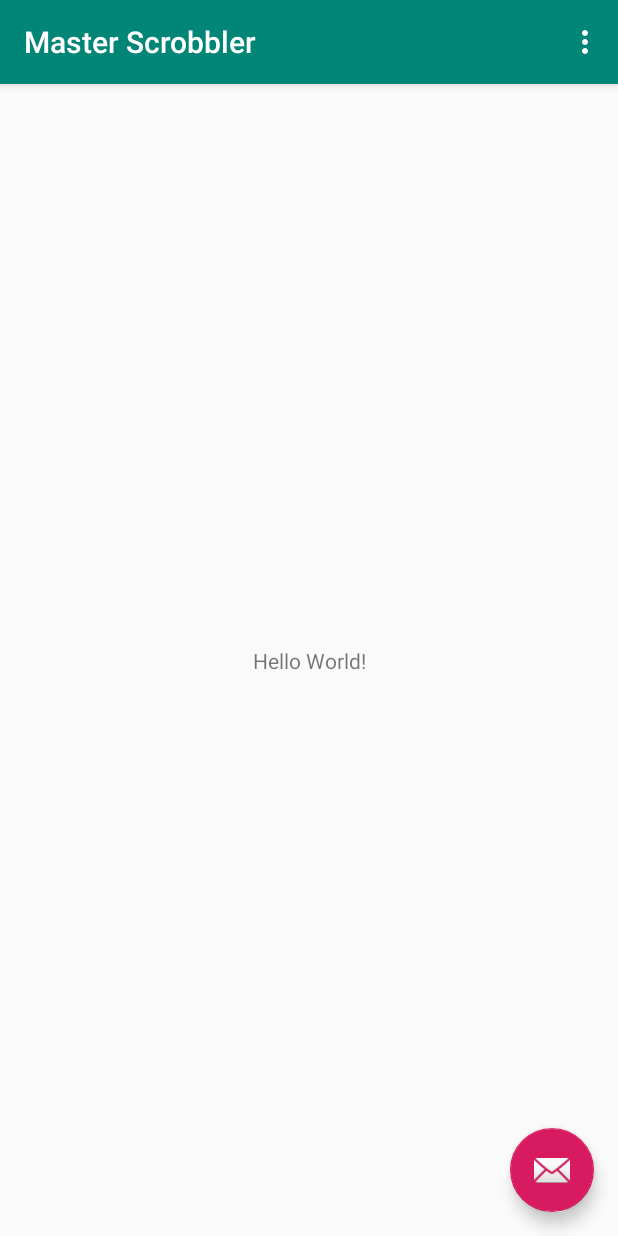
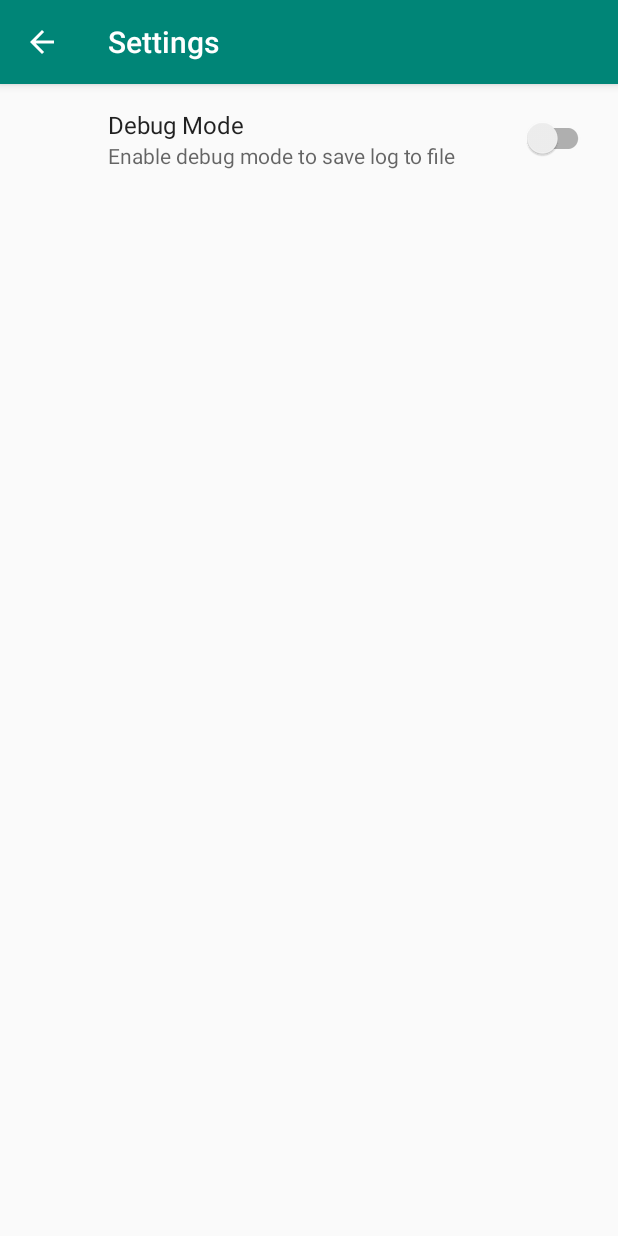
Before and after one commit to cardoso-thiago/master-scrobbler, an Android app: the screen it shows after launch (MainActivity before the commit, SettingsActivity after it), in the options menu, after a tap on "Settings", on a phone screen of 412 x 824 dp. Run offline under Robolectric (Android 15) with nearby library versions, the phone set to English and light mode, and no system bars; our stand-ins replace androidx.preference; 1 statement that could not run was skipped.

Commit message:
Settings fragment

```diff
--- a/app/build.gradle
+++ b/app/build.gradle
@@ -26,18 +26,20 @@ android {
 
 dependencies {
     implementation fileTree(dir: 'libs', include: ['*.jar'])
-    implementation"org.jetbrains.kotlin:kotlin-stdlib-jdk7:$kotlin_version"
+    implementation "org.jetbrains.kotlin:kotlin-stdlib-jdk7:$kotlin_version"
     implementation 'com.android.support:appcompat-v7:28.0.0'
     implementation 'com.android.support.constraint:constraint-layout:1.1.3'
     implementation 'com.android.support:design:28.0.0'
     implementation 'com.squareup.retrofit2:retrofit:2.6.0'
     implementation 'com.squareup.retrofit2:converter-gson:2.3.0'
+    implementation 'com.android.support:preference-v7:28.0.0'
+    implementation 'com.android.support:support-v4:28.0.0'
     debugImplementation 'com.amitshekhar.android:debug-db:1.0.6'
     testImplementation 'junit:junit:4.12'
     androidTestImplementation 'com.android.support.test:runner:1.0.2'
     androidTestImplementation 'com.android.support.test.espresso:espresso-core:3.0.2'
 
-    def anko_version='0.10.8'
+    def anko_version = '0.10.8'
     implementation "org.jetbrains.anko:anko-commons:$anko_version"
 
     def room_version = "1.1.1"
--- a/app/src/main/java/com/kanedasoftware/masterscrobbler/MainActivity.kt
+++ b/app/src/main/java/com/kanedasoftware/masterscrobbler/MainActivity.kt
@@ -56,14 +56,14 @@ class MainActivity : AppCompatActivity() {
                     val response = LastFmInitializer().lastFmSecureService().getMobileSession("Fennec@147", "brownstein666",
                             Constants.API_KEY, sig, "auth.getMobileSession").execute()
                     if (!response.isSuccessful) {
-                        Utils.logDebug("Logando o erro da obtenção do session key para tentar capturar situações: ${response.code()}")
+                        Utils.logDebug("Logando o erro da obtenção do session key para tentar capturar situações: ${response.code()}", applicationContext)
                     }
                     sessionKey = response.body()?.session?.key.toString()
                     //TODO verificar melhor maneira de armazenar a sessionkey
                     preferences.edit().putString("sessionKey", sessionKey).apply()
                 }
             } else {
-                Utils.logError("Conexão necessária para obter o id da sessão do usuário.")
+                Utils.logError("Conexão necessária para obter o id da sessão do usuário.", applicationContext)
             }
         }
     }
@@ -93,7 +93,11 @@ class MainActivity : AppCompatActivity() {
         // automatically handle clicks on the Home/Up button, so long
         // as you specify a parent activity in AndroidManifest.xml.
         return when (item.itemId) {
-            R.id.action_settings -> true
+            R.id.action_settings -> {
+                val intent = Intent(this, SettingsActivity::class.java)
+                startActivity(intent)
+                return true
+            }
             else -> super.onOptionsItemSelected(item)
         }
     }
--- /dev/null
+++ b/app/src/main/java/com/kanedasoftware/masterscrobbler/SettingsActivity.kt
@@ -0,0 +1,14 @@
+package com.kanedasoftware.masterscrobbler
+
+import android.support.v7.app.AppCompatActivity
+import android.os.Bundle
+
+class SettingsActivity : AppCompatActivity() {
+
+    override fun onCreate(savedInstanceState: Bundle?) {
+        super.onCreate(savedInstanceState)
+        supportFragmentManager.beginTransaction()
+                .replace(android.R.id.content, SettingsFragment())
+                .commit()
+    }
+}
--- /dev/null
+++ b/app/src/main/java/com/kanedasoftware/masterscrobbler/SettingsFragment.kt
@@ -0,0 +1,10 @@
+package com.kanedasoftware.masterscrobbler
+
+import android.os.Bundle
+import android.support.v7.preference.PreferenceFragmentCompat
+
+class SettingsFragment : PreferenceFragmentCompat() {
+    override fun onCreatePreferences(savedInstance: Bundle?, rootKey: String?) {
+        setPreferencesFromResource(R.xml.preferences, rootKey)
+    }
+}
--- a/app/src/main/res/values/styles.xml
+++ b/app/src/main/res/values/styles.xml
@@ -6,6 +6,7 @@
         <item name="colorPrimary">@color/colorPrimary</item>
         <item name="colorPrimaryDark">@color/colorPrimaryDark</item>
         <item name="colorAccent">@color/colorAccent</item>
+        <item name="preferenceTheme">@style/PreferenceThemeOverlay</item>
     </style>
 
     <style name="AppTheme.NoActionBar">
--- /dev/null
+++ b/app/src/main/res/xml/preferences.xml
@@ -0,0 +1,8 @@
+<?xml version="1.0" encoding="utf-8"?>
+<android.support.v7.preference.PreferenceScreen xmlns:android="http://schemas.android.com/apk/res/android">
+    <android.support.v7.preference.SwitchPreferenceCompat
+        android:defaultValue="false"
+        android:key="debug_mode"
+        android:summary="Enable debug mode to save log to file"
+        android:title="Debug Mode" />
+</android.support.v7.preference.PreferenceScreen>
```
Also changed, not shown: app/src/main/AndroidManifest.xml (+14 -3 lines), app/src/main/java/com/kanedasoftware/masterscrobbler/services/MediaService.kt (+35 -35 lines), app/src/main/java/com/kanedasoftware/masterscrobbler/utils/Utils.kt (+18 -12 lines).
